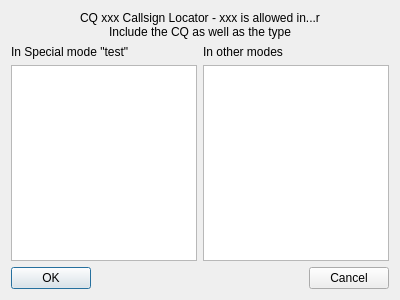
Before: the Qt Designer form mqt/MqtLogger/WsjtxConfigureCQ.ui in Rsclub22/Minos2-Mirror, drawn with Qt 5.
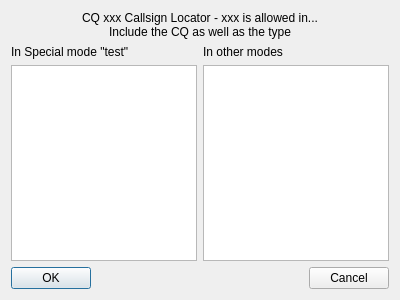
After: the same form once the commit is applied.

Commit message: Fix cq config heading

```diff
--- a/mqt/MqtLogger/WsjtxConfigureCQ.ui
+++ b/mqt/MqtLogger/WsjtxConfigureCQ.ui
@@ -17,7 +17,7 @@
    <item>
     <widget class="QLabel" name="label_3">
      <property name="text">
-      <string>CQ xxx Callsign Locator - xxx is allowed in...r
+      <string>CQ xxx Callsign Locator - xxx is allowed in...
 Include the CQ as well as the type</string>
      </property>
      <property name="alignment">
```
The commit also changes 2 other files.
